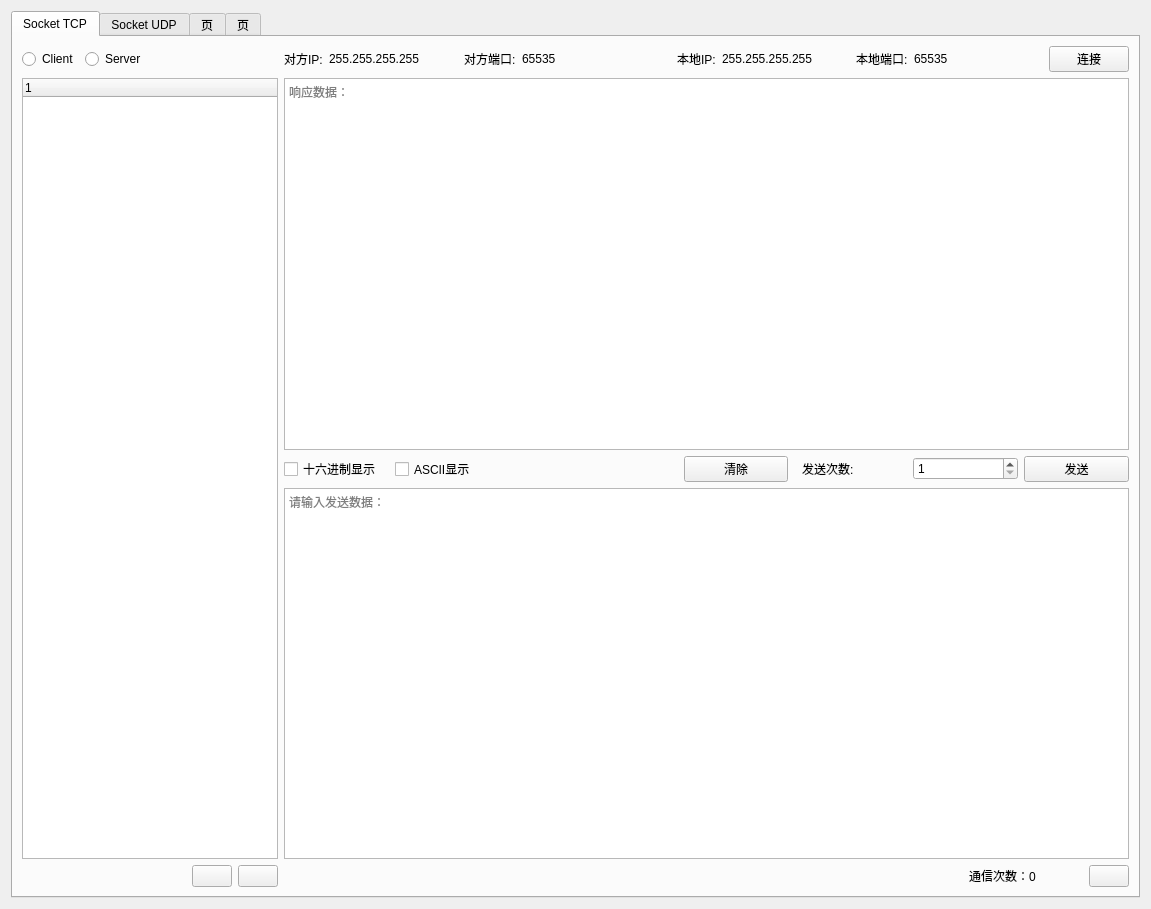
Old version of the form PythonProjects/OmronOfficeSystem/communication/CommunicationUi.ui in the repository MmMmMqianq/OmronOfficeSystem.
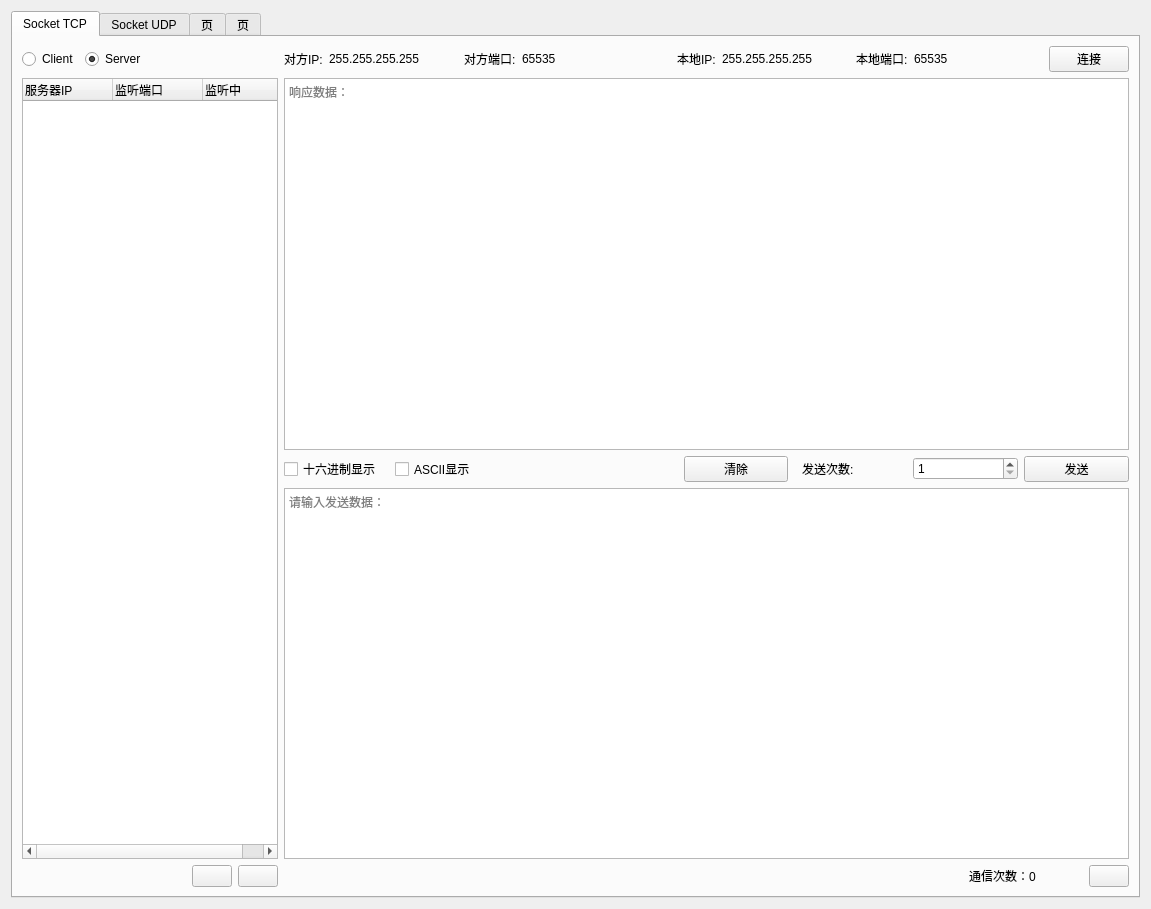
New version of the form. Icons and pictures are not drawn.

What changed in the file:
```diff
--- a/PythonProjects/OmronOfficeSystem/communication/CommunicationUi.ui
+++ b/PythonProjects/OmronOfficeSystem/communication/CommunicationUi.ui
@@ -73,6 +73,9 @@
              <property name="text">
               <string>Server</string>
              </property>
+             <property name="checked">
+              <bool>true</bool>
+             </property>
              <attribute name="buttonGroup">
               <string notr="true">CSGroup</string>
              </attribute>
@@ -428,10 +431,32 @@
           </widget>
          </item>
          <item row="1" column="0" rowspan="3" colspan="2">
-          <widget class="QTreeWidget" name="CSList">
+          <widget class="QTreeWidget" name="CSTree">
+           <property name="columnCount">
+            <number>3</number>
+           </property>
+           <attribute name="headerCascadingSectionResizes">
+            <bool>false</bool>
+           </attribute>
+           <attribute name="headerDefaultSectionSize">
+            <number>90</number>
+           </attribute>
+           <attribute name="headerHighlightSections">
+            <bool>false</bool>
+           </attribute>
            <column>
             <property name="text">
-             <string notr="true">1</string>
+             <string>服务器IP</string>
+            </property>
+           </column>
+           <column>
+            <property name="text">
+             <string>监听端口</string>
+            </property>
+           </column>
+           <column>
+            <property name="text">
+             <string>监听中</string>
             </property>
            </column>
           </widget>
```
Left out of the diff: 3 changed lines with no effect on the pictures.
